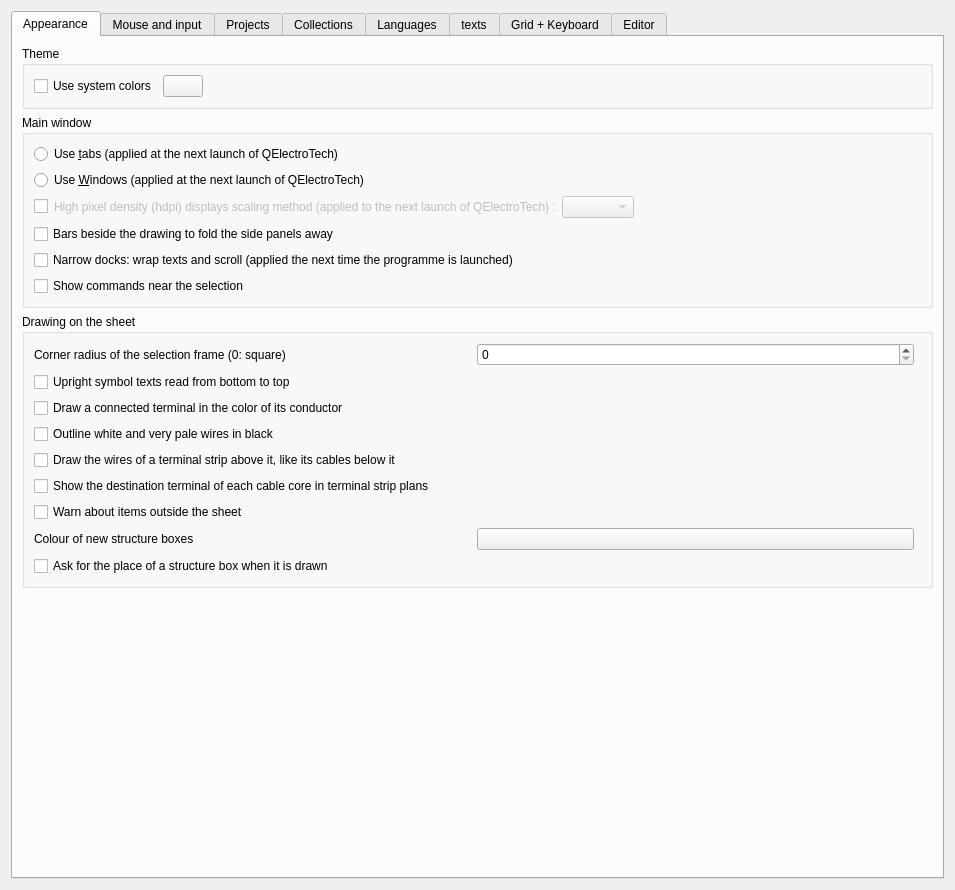
This is sources/ui/configpage/generalconfigurationpage.ui in Opus-id/qelectrotech-source-mirror as Qt 5 draws it before an edit. The edited form follows.
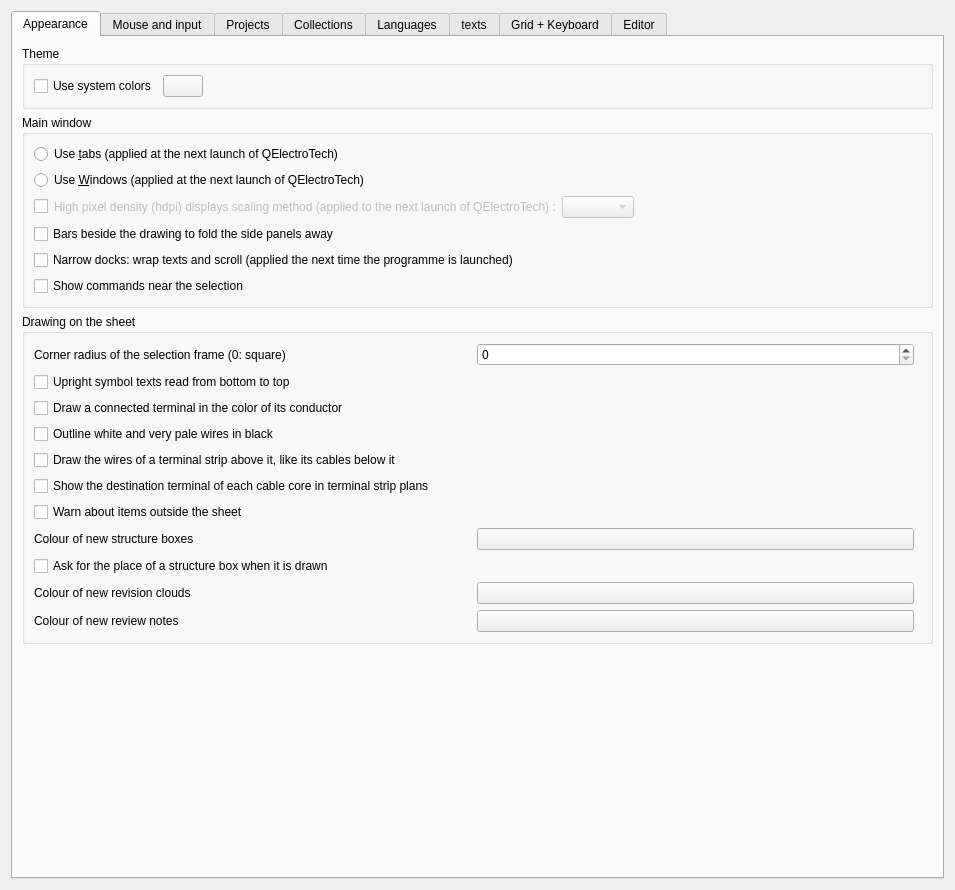
This is the edited form. Icons and pictures are not drawn. Custom widgets are drawn as their Qt base class.

Commit message: List the revision clouds and the review notes, set their colours

Diff of the .ui file:
```diff
--- a/sources/ui/configpage/generalconfigurationpage.ui
+++ b/sources/ui/configpage/generalconfigurationpage.ui
@@ -298,6 +298,56 @@
             </property>
            </widget>
           </item>
+          <item>
+           <layout class="QHBoxLayout" name="m_revision_cloud_color_layout">
+            <item>
+             <widget class="QLabel" name="m_revision_cloud_color_label">
+              <property name="text">
+               <string>Colour of new revision clouds</string>
+              </property>
+             </widget>
+            </item>
+            <item>
+             <widget class="KColorButton" name="m_revision_cloud_color_kpb">
+              <property name="toolTip">
+               <string>A new revision cloud is drawn in this colour, its index too. Each cloud keeps its colour, which its properties change. Black by default.</string>
+              </property>
+             </widget>
+            </item>
+            <item>
+             <spacer name="m_revision_cloud_color_spacer">
+              <property name="orientation">
+               <enum>Qt::Horizontal</enum>
+              </property>
+             </spacer>
+            </item>
+           </layout>
+          </item>
+          <item>
+           <layout class="QHBoxLayout" name="m_review_note_color_layout">
+            <item>
+             <widget class="QLabel" name="m_review_note_color_label">
+              <property name="text">
+               <string>Colour of new review notes</string>
+              </property>
+             </widget>
+            </item>
+            <item>
+             <widget class="KColorButton" name="m_review_note_color_kpb">
+              <property name="toolTip">
+               <string>A new review note is drawn in this colour, its comment too. Each note keeps its colour, which its properties change. Red by default.</string>
+              </property>
+             </widget>
+            </item>
+            <item>
+             <spacer name="m_review_note_color_spacer">
+              <property name="orientation">
+               <enum>Qt::Horizontal</enum>
+              </property>
+             </spacer>
+            </item>
+           </layout>
+          </item>
          </layout>
         </widget>
        </item>
```
The commit also changes 4 other files.
